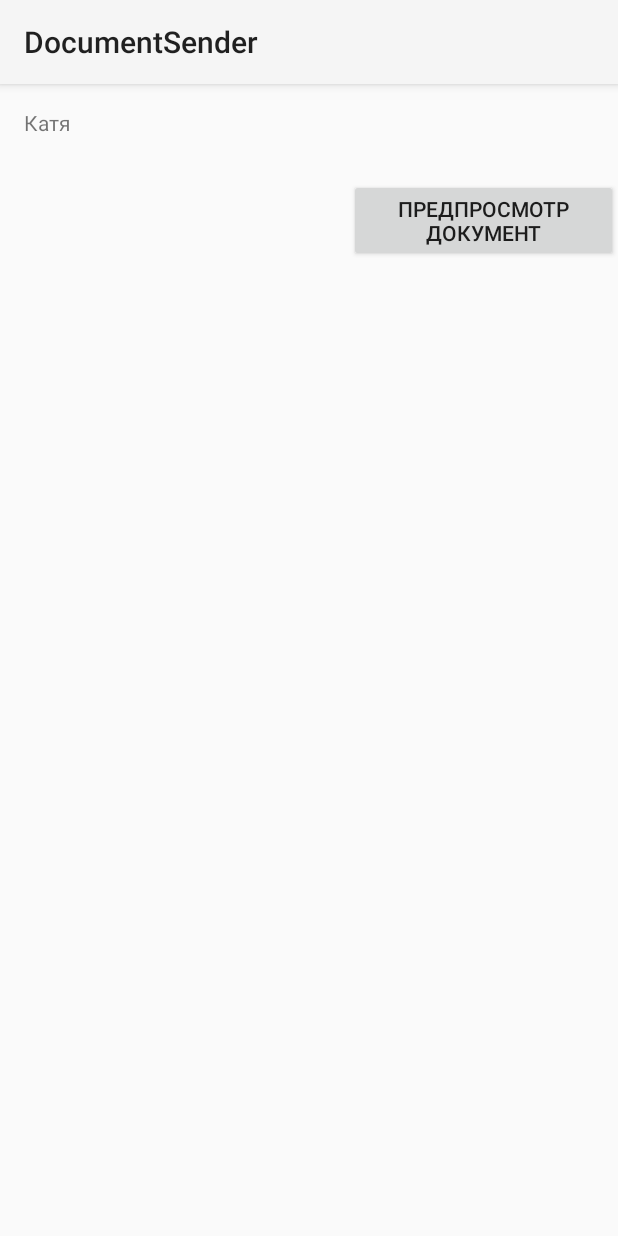
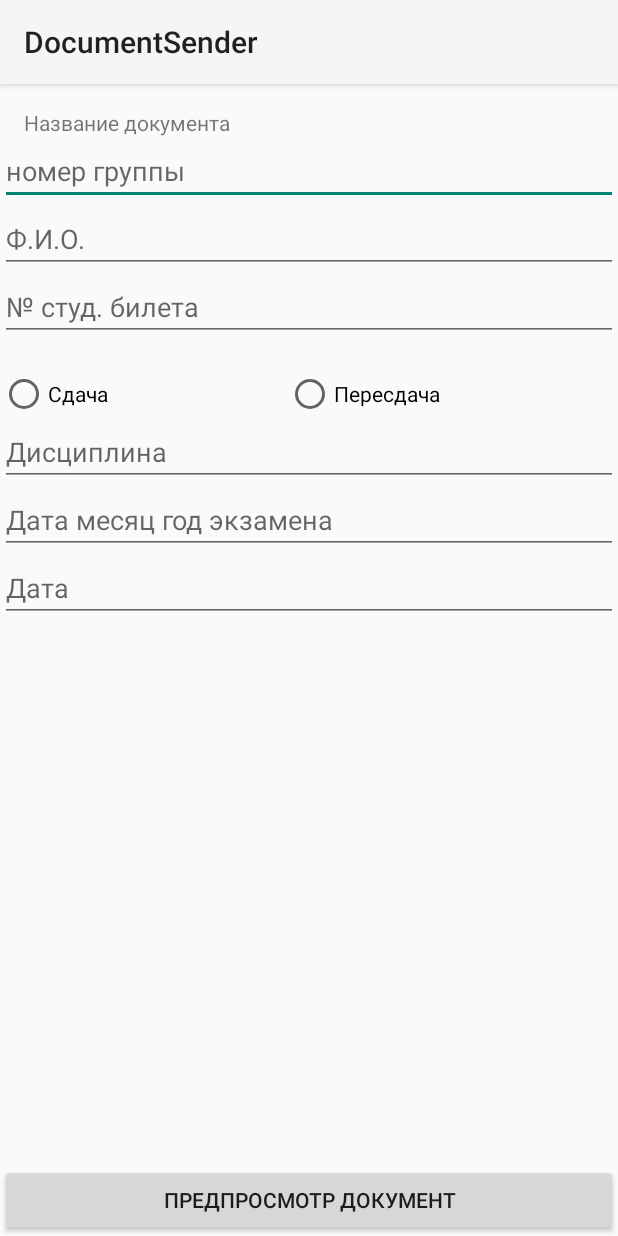
Before and after one commit to elkasvirElka/DocumentSender, an Android app: the DocumentEditActivity screen opened directly, with no data from a screen before it, on a phone screen of 412 x 824 dp. Run offline under Robolectric (Android 15) with nearby library versions, the phone set to English and light mode, and no system bars.

Commit message:
Document edit update

```diff
--- a/app/src/main/res/layout/document_edit.xml
+++ b/app/src/main/res/layout/document_edit.xml
@@ -7,22 +7,116 @@
         android:id="@+id/message2"
         android:layout_width="wrap_content"
         android:layout_height="wrap_content"
+        android:layout_alignParentTop="true"
         android:layout_marginLeft="@dimen/activity_horizontal_margin"
         android:layout_marginStart="@dimen/activity_horizontal_margin"
         android:layout_marginTop="@dimen/activity_vertical_margin"
-        android:text="Катя" />
+        android:text="Название документа" />
 
     <Button
         android:id="@+id/show_document"
-        android:layout_width="wrap_content"
+        android:layout_width="match_parent"
         android:layout_height="wrap_content"
-        android:layout_below="@+id/message2"
-        android:layout_marginLeft="185dp"
-        android:layout_marginStart="185dp"
-        android:layout_marginTop="28dp"
-        android:layout_toEndOf="@+id/message2"
-        android:layout_toRightOf="@+id/message2"
+        android:layout_alignParentBottom="true"
+        android:layout_alignParentRight="true"
+
         android:text="Предпросмотр документ" />
+
+    <ScrollView
+        android:layout_width="match_parent"
+        android:layout_height="match_parent"
+        android:layout_above="@id/show_document"
+        android:layout_below="@id/message2">
+
+        <LinearLayout
+            android:layout_width="match_parent"
+            android:layout_height="wrap_content"
+            android:orientation="vertical">
+
+            <EditText
+                android:id="@+id/nomer_gruppy"
+                android:layout_width="match_parent"
+                android:layout_height="wrap_content"
+                android:layout_below="@id/message2"
+                android:hint="номер группы"
+                android:inputType="number" />
+
+            <EditText
+                android:id="@+id/fio"
+                android:layout_width="match_parent"
+                android:layout_height="wrap_content"
+                android:layout_alignBottom="@id/nomer_gruppy"
+                android:hint="Ф.И.О."
+                android:inputType="textMultiLine" />
+
+            <EditText
+                android:id="@+id/studbilet"
+                android:layout_width="match_parent"
+                android:layout_height="wrap_content"
+                android:layout_below="@id/fio"
+                android:hint="№ студ. билета"
+                android:inputType="number" />
+
+            <TextView
+
+                android:layout_width="match_parent"
+                android:layout_height="wrap_content"
+                android:text="" />
+
+            <LinearLayout
+                android:layout_width="match_parent"
+                android:layout_height="wrap_content"
+                android:orientation="horizontal">
+
+                <RadioGroup
+                    android:id="@+id/radioGroup"
+                    android:layout_width="match_parent"
+                    android:layout_height="wrap_content"
+                    android:orientation="horizontal">
+
+                <RadioButton
+                    android:id="@+id/sdacha"
+                    android:layout_width="wrap_content"
+                    android:layout_height="wrap_content"
+                    android:layout_weight="1"
+                    android:text="Сдача" />
+
+                <RadioButton
+                    android:id="@+id/peresdacha"
+                    android:layout_width="wrap_content"
+                    android:layout_height="wrap_content"
+                    android:layout_weight="1"
+                    android:text="Пересдача" />
+
+                </RadioGroup>
+
+            </LinearLayout>
+
+            <EditText
+                android:id="@+id/disciplina"
+                android:layout_width="match_parent"
+                android:layout_height="wrap_content"
+                android:layout_alignBottom="@id/peresdacha"
+                android:hint="Дисциплина"
+                android:inputType="textMultiLine" />
+
+            <EditText
+                android:id="@+id/date_of_exam"
+                android:layout_width="match_parent"
+                android:layout_height="wrap_content"
+                android:layout_alignBottom="@id/disciplina"
+                android:hint="Дата месяц год экзамена"
+                android:inputType="date" />
+
+            <EditText
+                android:layout_width="match_parent"
+                android:layout_height="wrap_content"
+                android:layout_alignBottom="@id/date_of_exam"
+                android:hint="Дата"
+                android:inputType="date" />
+
+        </LinearLayout>
+    </ScrollView>
 
 
 </RelativeLayout>
```
